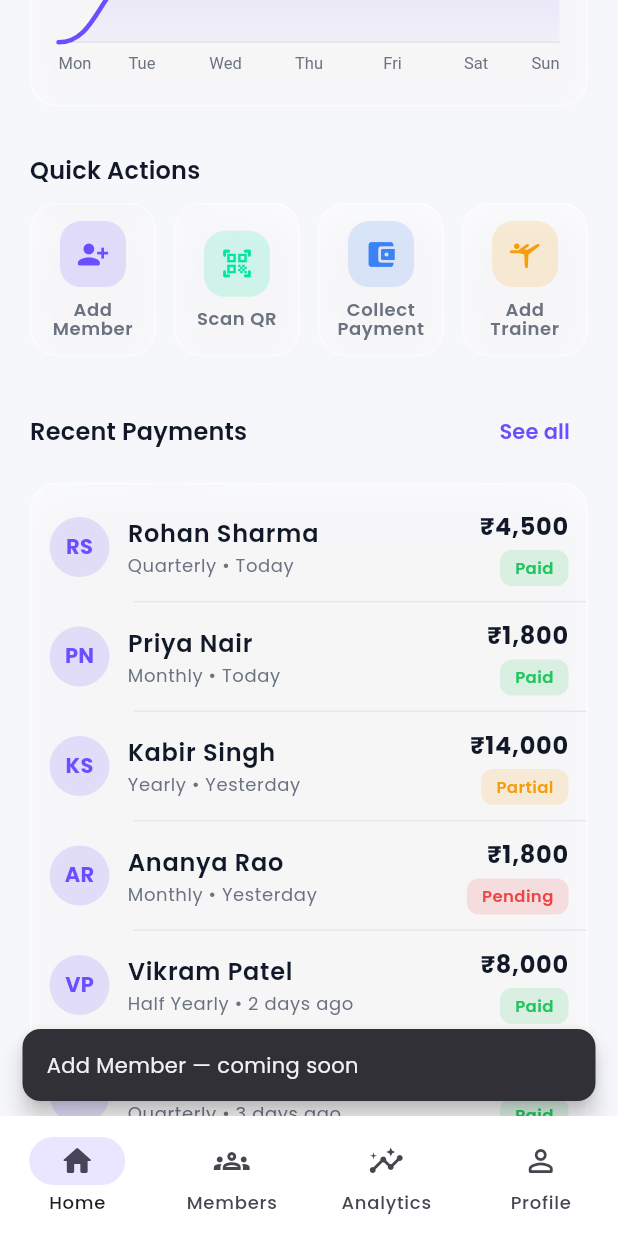
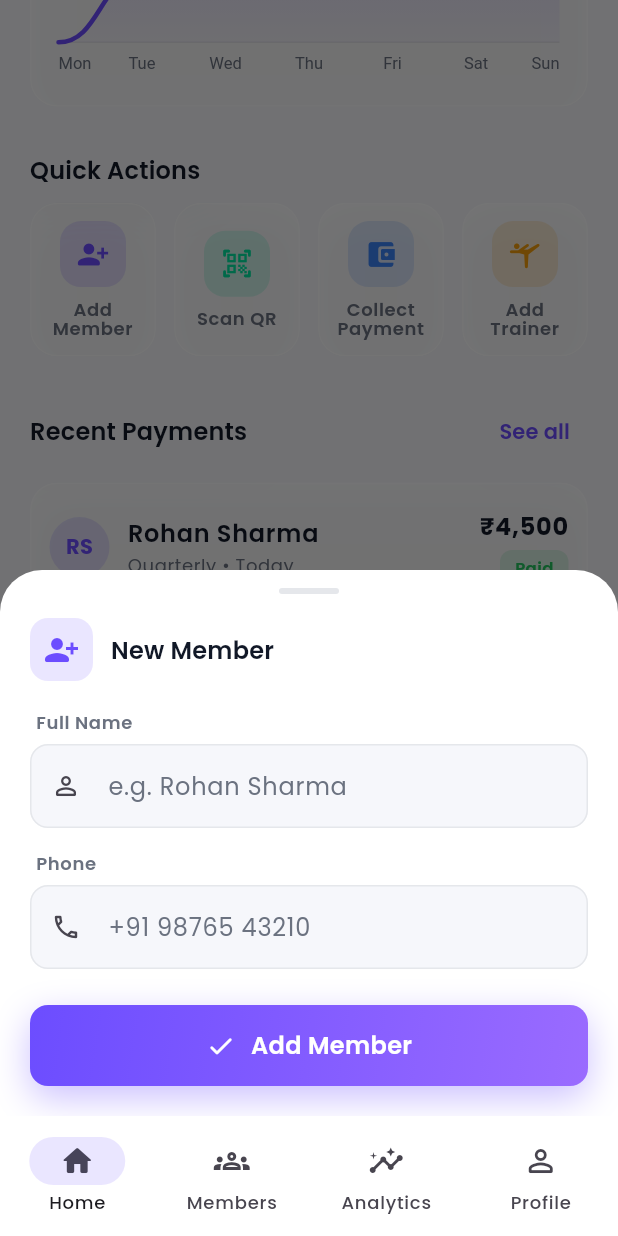
Before and after one commit to badajatiyanishant/GymOs, a Flutter app: the DashboardScreen screen opened by its route, scrolled down 576 dp, after a tap on "Add Member", on a phone screen of 412 x 824 dp. Run offline on Flutter 3.47's test engine with Material 3 defaults, Android fonts, the phone set to English and light mode, and no system bars; our stand-ins replace cached_network_image, firebase_core, flutter_riverpod, go_router, google_fonts, shared_preferences; accounts and stored records are empty.

Commit message:
feat(ui): polish demo with animations, responsive layout and interactive dialogs
- Add skeleton shimmer loading (SkeletonLoader, DemoLoad) on dashboard
- Add FadeInUp/StaggeredColumn entrance animations across tabs
- Add ResponsiveCenter for tablet/desktop/web widths
- Wire Add Member bottom sheet and notifications sheet into buttons
- Fix login footer overflow on narrow screens (Row -> Wrap)

Co-Authored-By: Claude Fable 5 <noreply@anthropic.com>

```diff
--- /dev/null
+++ b/lib/core/widgets/demo_dialogs.dart
@@ -0,0 +1,197 @@
+import 'package:flutter/material.dart';
+
+import '../theme/app_colors.dart';
+import '../utils/extensions.dart';
+import '../utils/validators.dart';
+import 'app_text_field.dart';
+import 'gradient_button.dart';
+
+/// Reusable, polished demo dialogs and sheets. They don't persist anything —
+/// they exist so every button in the prototype leads somewhere that feels real
+/// during a walkthrough.
+class DemoDialogs {
+  DemoDialogs._();
+
+  /// Bottom sheet with a small "Add Member" form. On submit it closes and
+  /// confirms with a snackbar (no data is stored).
+  static Future<void> addMember(BuildContext context) {
+    return showModalBottomSheet<void>(
+      context: context,
+      isScrollControlled: true,
+      backgroundColor: Theme.of(context).colorScheme.surface,
+      shape: const RoundedRectangleBorder(
+        borderRadius: BorderRadius.vertical(top: Radius.circular(28)),
+      ),
+      builder: (context) => const _AddMemberSheet(),
+    );
+  }
+
+  /// Notifications preview sheet with a few realistic demo items.
+  static Future<void> notifications(BuildContext context) {
+    return showModalBottomSheet<void>(
+      context: context,
+      backgroundColor: Theme.of(context).colorScheme.surface,
+      shape: const RoundedRectangleBorder(
+        borderRadius: BorderRadius.vertical(top: Radius.circular(28)),
+      ),
+      builder: (context) => const _NotificationsSheet(),
+    );
+  }
+}
+
+class _SheetHandle extends StatelessWidget {
+  const _SheetHandle();
+
+  @override
+  Widget build(BuildContext context) {
+    return Container(
+      width: 40,
+      height: 4,
+      margin: const EdgeInsets.only(bottom: 16),
+      decoration: BoxDecoration(
+        color: Theme.of(context).dividerTheme.color,
+        borderRadius: BorderRadius.circular(2),
+      ),
+    );
+  }
+}
+
+class _AddMemberSheet extends StatefulWidget {
+  const _AddMemberSheet();
+
+  @override
+  State<_AddMemberSheet> createState() => _AddMemberSheetState();
+}
+
+class _AddMemberSheetState extends State<_AddMemberSheet> {
+  final _formKey = GlobalKey<FormState>();
+  final _name = TextEditingController();
+  final _phone = TextEditingController();
+  bool _saving = false;
+
+  @override
+  void dispose() {
+    _name.dispose();
+    _phone.dispose();
+    super.dispose();
+  }
+
+  Future<void> _save() async {
+    if (!_formKey.currentState!.validate()) return;
+    setState(() => _saving = true);
+    await Future<void>.delayed(const Duration(milliseconds: 800));
+    if (!mounted) return;
+    final name = _name.text.trim();
+    Navigator.of(context).pop();
+    context.showSnack('$name added to members');
+  }
+
+  @override
+  Widget build(BuildContext context) {
+    final bottomInset = MediaQuery.viewInsetsOf(context).bottom;
+    return Padding(
+      padding: EdgeInsets.fromLTRB(20, 12, 20, 20 + bottomInset),
+      child: Form(
+        key: _formKey,
+        child: Column(
+          mainAxisSize: MainAxisSize.min,
+          crossAxisAlignment: CrossAxisAlignment.stretch,
+          children: [
+            const Center(child: _SheetHandle()),
+            Row(
+              children: [
+                Container(
+                  height: 42,
+                  width: 42,
+                  decoration: BoxDecoration(
+                    color: AppColors.primary.withValues(alpha: 0.14),
+                    borderRadius: BorderRadius.circular(12),
+                  ),
+                  child: const Icon(Icons.person_add_alt_1_rounded,
+                      color: AppColors.primary),
+                ),
+                const SizedBox(width: 12),
+                Text('New Member', style: context.text.titleMedium),
+              ],
+            ),
+            const SizedBox(height: 20),
+            AppTextField(
+              label: 'Full Name',
+              hint: 'e.g. Rohan Sharma',
+              icon: Icons.person_outline_rounded,
+              controller: _name,
+              textCapitalization: TextCapitalization.words,
+              validator: (v) => Validators.requiredField(v, 'Name'),
+            ),
+            const SizedBox(height: 16),
+            AppTextField(
+              label: 'Phone',
+              hint: '+91 98765 43210',
+              icon: Icons.phone_outlined,
+              controller: _phone,
+              keyboardType: TextInputType.phone,
+              textInputAction: TextInputAction.done,
+              validator: Validators.phone,
+            ),
+            const SizedBox(height: 24),
+            GradientButton(
+              label: 'Add Member',
+              icon: Icons.check_rounded,
+              loading: _saving,
+              onPressed: _save,
+            ),
+          ],
+        ),
+      ),
+    );
+  }
+}
+
+class _NotificationsSheet extends StatelessWidget {
+  const _NotificationsSheet();
+
+  static const _items = [
+    _Notif('Ananya Rao', 'Membership expires in 3 days',
+        Icons.warning_amber_rounded, AppColors.warning),
+    _Notif('Payment received', 'Rohan Sharma paid ₹4,500',
+        Icons.payments_rounded, AppColors.success),
+    _Notif('New sign-up', 'Divya Menon joined today',
+        Icons.person_add_alt_1_rounded, AppColors.primary),
+  ];
+
+  @override
+  Widget build(BuildContext context) {
+    return SafeArea(
+      child: Padding(
+        padding: const EdgeInsets.fromLTRB(20, 12, 20, 20),
+        child: Column(
+          mainAxisSize: MainAxisSize.min,
+          crossAxisAlignment: CrossAxisAlignment.stretch,
+          children: [
+            const Center(child: _SheetHandle()),
+            Text('Notifications', style: context.text.titleMedium),
+            const SizedBox(height: 12),
+            for (final n in _items)
+              ListTile(
+                contentPadding: EdgeInsets.zero,
+                leading: CircleAvatar(
+                  backgroundColor: n.color.withValues(alpha: 0.14),
+                  child: Icon(n.icon, color: n.color, size: 20),
+                ),
+                title: Text(n.title, style: context.text.bodyLarge),
+                subtitle: Text(n.subtitle, style: context.text.bodySmall),
+              ),
+          ],
+        ),
+      ),
+    );
+  }
+}
+
+class _Notif {
+  final String title;
+  final String subtitle;
+  final IconData icon;
+  final Color color;
+  const _Notif(this.title, this.subtitle, this.icon, this.color);
+}
--- /dev/null
+++ b/lib/core/widgets/demo_load.dart
@@ -0,0 +1,47 @@
+import 'package:flutter/material.dart';
+
+import 'skeleton_loader.dart';
+
+/// Simulates a short network fetch for the demo: shows [skeleton] for [delay],
+/// then reveals [builder] with a soft cross-fade. Centralizes the "content is
+/// loading" illusion so individual screens don't each reimplement it.
+class DemoLoad extends StatefulWidget {
+  final Widget skeleton;
+  final WidgetBuilder builder;
+  final Duration delay;
+
+  const DemoLoad({
+    super.key,
+    required this.skeleton,
+    required this.builder,
+    this.delay = const Duration(milliseconds: 700),
+  });
+
+  @override
+  State<DemoLoad> createState() => _DemoLoadState();
+}
+
+class _DemoLoadState extends State<DemoLoad> {
+  bool _loading = true;
+
+  @override
+  void initState() {
+    super.initState();
+    Future<void>.delayed(widget.delay, () {
+      if (mounted) setState(() => _loading = false);
+    });
+  }
+
+  @override
+  Widget build(BuildContext context) {
+    return AnimatedSwitcher(
+      duration: const Duration(milliseconds: 350),
+      child: _loading
+          ? SkeletonLoader(key: const ValueKey('skeleton'), child: widget.skeleton)
+          : KeyedSubtree(
+              key: const ValueKey('content'),
+              child: widget.builder(context),
+            ),
+    );
+  }
+}
--- /dev/null
+++ b/lib/core/widgets/fade_in_up.dart
@@ -0,0 +1,89 @@
+import 'package:flutter/material.dart';
+
+/// Entrance animation that fades a child in while sliding it up a few pixels.
+/// Pass an increasing [delay] to successive items for a staggered reveal that
+/// makes lists and dashboards feel alive on first paint.
+class FadeInUp extends StatefulWidget {
+  final Widget child;
+  final Duration delay;
+  final Duration duration;
+  final double offset;
+
+  const FadeInUp({
+    super.key,
+    required this.child,
+    this.delay = Duration.zero,
+    this.duration = const Duration(milliseconds: 420),
+    this.offset = 24,
+  });
+
+  @override
+  State<FadeInUp> createState() => _FadeInUpState();
+}
+
+class _FadeInUpState extends State<FadeInUp>
+    with SingleTickerProviderStateMixin {
+  late final AnimationController _controller = AnimationController(
+    vsync: this,
+    duration: widget.duration,
+  );
+  late final Animation<double> _fade = CurvedAnimation(
+    parent: _controller,
+    curve: Curves.easeOut,
+  );
+  late final Animation<Offset> _slide = Tween<Offset>(
+    begin: Offset(0, widget.offset / 100),
+    end: Offset.zero,
+  ).animate(CurvedAnimation(parent: _controller, curve: Curves.easeOutCubic));
+
+  @override
+  void initState() {
+    super.initState();
+    if (widget.delay == Duration.zero) {
+      _controller.forward();
+    } else {
+      Future<void>.delayed(widget.delay, () {
+        if (mounted) _controller.forward();
+      });
+    }
+  }
+
+  @override
+  void dispose() {
+    _controller.dispose();
+    super.dispose();
+  }
+
+  @override
+  Widget build(BuildContext context) {
+    return FadeTransition(
+      opacity: _fade,
+      child: SlideTransition(position: _slide, child: widget.child),
+    );
+  }
+}
+
+/// Staggers a list of children with an incremental [step] delay between each.
+class StaggeredColumn extends StatelessWidget {
+  final List<Widget> children;
+  final Duration step;
+  final CrossAxisAlignment crossAxisAlignment;
+
+  const StaggeredColumn({
+    super.key,
+    required this.children,
+    this.step = const Duration(milliseconds: 70),
+    this.crossAxisAlignment = CrossAxisAlignment.stretch,
+  });
+
+  @override
+  Widget build(BuildContext context) {
+    return Column(
+      crossAxisAlignment: crossAxisAlignment,
+      children: [
+        for (var i = 0; i < children.length; i++)
+          FadeInUp(delay: step * i, child: children[i]),
+      ],
+    );
+  }
+}
--- /dev/null
+++ b/lib/core/widgets/responsive_center.dart
@@ -0,0 +1,30 @@
+import 'package:flutter/material.dart';
+
+import '../constants/app_constants.dart';
+
+/// Constrains content to a comfortable reading width and centers it on wide
+/// (tablet/desktop/web) viewports, while staying edge-to-edge on phones. Keeps
+/// the mobile-first layouts looking intentional on large screens.
+class ResponsiveCenter extends StatelessWidget {
+  final Widget child;
+  final double maxWidth;
+  final EdgeInsetsGeometry padding;
+
+  const ResponsiveCenter({
+    super.key,
+    required this.child,
+    this.maxWidth = AppConstants.tabletBreakpoint,
+    this.padding = EdgeInsets.zero,
+  });
+
+  @override
+  Widget build(BuildContext context) {
+    return Align(
+      alignment: Alignment.topCenter,
+      child: ConstrainedBox(
+        constraints: BoxConstraints(maxWidth: maxWidth),
+        child: Padding(padding: padding, child: child),
+      ),
+    );
+  }
+}
--- /dev/null
+++ b/lib/core/widgets/skeleton_loader.dart
@@ -0,0 +1,98 @@
+import 'package:flutter/material.dart';
+
+/// Animated shimmer skeleton used for loading placeholders, giving screens a
+/// premium "content is arriving" feel instead of a bare spinner.
+///
+/// Wrap any grey [Skeleton] blocks in a single [SkeletonLoader] so they share
+/// one synchronized sweep.
+class SkeletonLoader extends StatefulWidget {
+  final Widget child;
+  const SkeletonLoader({super.key, required this.child});
+
+  @override
+  State<SkeletonLoader> createState() => _SkeletonLoaderState();
+}
+
+class _SkeletonLoaderState extends State<SkeletonLoader>
+    with SingleTickerProviderStateMixin {
+  late final AnimationController _controller = AnimationController(
+    vsync: this,
+    duration: const Duration(milliseconds: 1200),
+  )..repeat();
+
+  @override
+  void dispose() {
+    _controller.dispose();
+    super.dispose();
+  }
+
+  @override
+  Widget build(BuildContext context) {
+    final isDark = Theme.of(context).brightness == Brightness.dark;
+    final base = isDark
+        ? Colors.white.withValues(alpha: 0.06)
+        : Colors.black.withValues(alpha: 0.05);
+    final highlight = isDark
+        ? Colors.white.withValues(alpha: 0.14)
+        : Colors.black.withValues(alpha: 0.02);
+
+    return AnimatedBuilder(
+      animation: _controller,
+      builder: (context, child) {
+        return ShaderMask(
+          blendMode: BlendMode.srcATop,
+          shaderCallback: (rect) {
+            return LinearGradient(
+              begin: Alignment.centerLeft,
+              end: Alignment.centerRight,
+              colors: [base, highlight, base],
+              stops: const [0.1, 0.5, 0.9],
+              transform: _SlideGradient(_controller.value),
+            ).createShader(rect);
+          },
+          child: child,
+        );
+      },
+      child: widget.child,
+    );
+  }
+}
+
+/// Translates the shimmer gradient horizontally as the controller advances.
+class _SlideGradient extends GradientTransform {
+  final double progress;
+  const _SlideGradient(this.progress);
+
+  @override
+  Matrix4 transform(Rect bounds, {TextDirection? textDirection}) {
+    final dx = (progress * 2 - 1) * bounds.width;
+    return Matrix4.translationValues(dx, 0, 0);
+  }
+}
+
+/// A single rounded grey block. Compose several inside a [SkeletonLoader].
+class Skeleton extends StatelessWidget {
+  final double? width;
+  final double height;
+  final double radius;
+
+  const Skeleton({
+    super.key,
+    this.width,
+    this.height = 16,
+    this.radius = 8,
+  });
+
+  @override
+  Widget build(BuildContext context) {
+    final isDark = Theme.of(context).brightness == Brightness.dark;
+    return Container(
+      width: width,
+      height: height,
+      decoration: BoxDecoration(
+        color: isDark ? Colors.white : Colors.black,
+        borderRadius: BorderRadius.circular(radius),
+      ),
+    );
+  }
+}
--- a/lib/features/analytics/screens/analytics_screen.dart
+++ b/lib/features/analytics/screens/analytics_screen.dart
@@ -3,7 +3,9 @@ import 'package:flutter/material.dart';
 import '../../../core/theme/app_colors.dart';
 import '../../../core/utils/extensions.dart';
 import '../../../core/widgets/charts.dart';
+import '../../../core/widgets/fade_in_up.dart';
 import '../../../core/widgets/glass_card.dart';
+import '../../../core/widgets/responsive_center.dart';
 import '../../../core/widgets/section_header.dart';
 import '../../../core/widgets/stat_card.dart';
 import '../../demo/demo_data.dart';
@@ -19,10 +21,12 @@ class AnalyticsScreen extends StatelessWidget {
     return Scaffold(
       body: SafeArea(
         bottom: false,
-        child: CustomScrollView(
-          slivers: [
-            SliverToBoxAdapter(
-              child: Padding(
+        child: SingleChildScrollView(
+          child: ResponsiveCenter(
+            child: Column(
+              crossAxisAlignment: CrossAxisAlignment.stretch,
+              children: [
+                Padding(
                   padding: const EdgeInsets.fromLTRB(20, 12, 20, 4),
                   child: Row(
                     children: [
@@ -32,10 +36,10 @@ class AnalyticsScreen extends StatelessWidget {
                     ],
                   ),
                 ),
-            ),
-            SliverPadding(
+                Padding(
                   padding: const EdgeInsets.fromLTRB(20, 12, 20, 32),
-              sliver: SliverList.list(
+                  child: StaggeredColumn(
+                    step: const Duration(milliseconds: 90),
                     children: [
                       const _GrowthCards(),
                       const SizedBox(height: 24),
@@ -92,6 +96,8 @@ class AnalyticsScreen extends StatelessWidget {
                   ),
                 ),
               ],
+            ),
+          ),
         ),
       ),
     );
--- a/lib/features/auth/screens/login_screen.dart
+++ b/lib/features/auth/screens/login_screen.dart
@@ -94,8 +94,9 @@ class _LoginScreenState extends State<LoginScreen> {
               onPressed: () => context.go(RoutePaths.dashboard),
             ),
             const SizedBox(height: 28),
-            Row(
-              mainAxisAlignment: MainAxisAlignment.center,
+            Wrap(
+              alignment: WrapAlignment.center,
+              crossAxisAlignment: WrapCrossAlignment.center,
               children: [
                 Text(
                   "Don't have an account?",
--- a/lib/features/dashboard/screens/dashboard_screen.dart
+++ b/lib/features/dashboard/screens/dashboard_screen.dart
@@ -4,8 +4,12 @@ import '../../../core/theme/app_colors.dart';
 import '../../../core/utils/extensions.dart';
 import '../../../core/utils/formatters.dart';
 import '../../../core/widgets/charts.dart';
+import '../../../core/widgets/demo_load.dart';
+import '../../../core/widgets/fade_in_up.dart';
 import '../../../core/widgets/glass_card.dart';
+import '../../../core/widgets/responsive_center.dart';
 import '../../../core/widgets/section_header.dart';
+import '../../../core/widgets/skeleton_loader.dart';
 import '../../../core/widgets/stat_card.dart';
 import '../../../core/widgets/status_pill.dart';
 import '../../../core/widgets/user_avatar.dart';
@@ -24,12 +28,21 @@ class DashboardScreen extends StatelessWidget {
     return Scaffold(
       body: SafeArea(
         bottom: false,
-        child: CustomScrollView(
-          slivers: [
-            const SliverToBoxAdapter(child: DashboardHeader()),
-            SliverPadding(
-              padding: const EdgeInsets.fromLTRB(20, 4, 20, 24),
-              sliver: SliverList.list(
+        child: RefreshIndicator(
+          onRefresh: () => Future<void>.delayed(
+            const Duration(milliseconds: 700),
+          ),
+          child: SingleChildScrollView(
+            physics: const AlwaysScrollableScrollPhysics(),
+            child: ResponsiveCenter(
+              child: Column(
+                children: [
+                  const DashboardHeader(),
+                  Padding(
+                    padding: const EdgeInsets.fromLTRB(20, 4, 20, 32),
+                    child: DemoLoad(
+                      skeleton: const _DashboardSkeleton(),
+                      builder: (context) => StaggeredColumn(
                         children: [
                           const _StatGrid(),
                           const SizedBox(height: 24),
@@ -42,14 +55,19 @@ class DashboardScreen extends StatelessWidget {
                           SectionHeader(
                             title: 'Recent Payments',
                             actionLabel: 'See all',
-                    onAction: () {},
+                            onAction: () => context.showSnack(
+                                'Payments — full history coming soon'),
                           ),
                           const SizedBox(height: 4),
                           const _RecentPayments(),
                         ],
                       ),
                     ),
+                  ),
                 ],
+              ),
+            ),
+          ),
         ),
       ),
     );
@@ -237,3 +255,63 @@ class _PaymentTile extends StatelessWidget {
     );
   }
 }
+
+/// Loading placeholder mirroring the dashboard's rough shape (KPI grid, chart,
+/// list) so the transition to real content feels seamless.
+class _DashboardSkeleton extends StatelessWidget {
+  const _DashboardSkeleton();
+
+  @override
+  Widget build(BuildContext context) {
+    return Column(
+      crossAxisAlignment: CrossAxisAlignment.stretch,
+      children: [
+        GridView.count(
+          crossAxisCount: 2,
+          shrinkWrap: true,
+          physics: const NeverScrollableScrollPhysics(),
+          mainAxisSpacing: 14,
+          crossAxisSpacing: 14,
+          childAspectRatio: 1.35,
+          children: const [
+            _SkeletonCard(),
+            _SkeletonCard(),
+            _SkeletonCard(),
+            _SkeletonCard(),
+          ],
+        ),
+        const SizedBox(height: 24),
+        const Skeleton(height: 220, radius: 18),
+        const SizedBox(height: 24),
+        const Skeleton(height: 96, radius: 18),
+        const SizedBox(height: 24),
+        const Skeleton(height: 260, radius: 18),
+      ],
+    );
+  }
+}
+
+class _SkeletonCard extends StatelessWidget {
+  const _SkeletonCard();
+
+  @override
+  Widget build(BuildContext context) {
+    return Container(
+      padding: const EdgeInsets.all(16),
+      decoration: BoxDecoration(
+        border: Border.all(color: Theme.of(context).dividerTheme.color ?? Colors.grey),
+        borderRadius: BorderRadius.circular(18),
+      ),
+      child: const Column(
+        crossAxisAlignment: CrossAxisAlignment.start,
+        children: [
+          Skeleton(height: 42, width: 42, radius: 12),
+          Spacer(),
+          Skeleton(height: 22, width: 80),
+          SizedBox(height: 8),
+          Skeleton(height: 12, width: 60),
+        ],
+      ),
+    );
+  }
+}
--- a/lib/features/dashboard/screens/widgets/dashboard_header.dart
+++ b/lib/features/dashboard/screens/widgets/dashboard_header.dart
@@ -2,6 +2,7 @@ import 'package:flutter/material.dart';
 
 import '../../../../core/theme/app_colors.dart';
 import '../../../../core/utils/extensions.dart';
+import '../../../../core/widgets/demo_dialogs.dart';
 import '../../../demo/demo_data.dart';
 
 /// Dashboard greeting header: gym logo mark, gym name, a welcome line and a
@@ -45,7 +46,7 @@ class DashboardHeader extends StatelessWidget {
               ],
             ),
           ),
-          _NotificationButton(onPressed: () {}),
+          _NotificationButton(onPressed: () => DemoDialogs.notifications(context)),
         ],
       ),
     );
--- a/lib/features/dashboard/screens/widgets/quick_actions.dart
+++ b/lib/features/dashboard/screens/widgets/quick_actions.dart
@@ -2,6 +2,7 @@ import 'package:flutter/material.dart';
 
 import '../../../../core/theme/app_colors.dart';
 import '../../../../core/utils/extensions.dart';
+import '../../../../core/widgets/demo_dialogs.dart';
 import '../../../../core/widgets/glass_card.dart';
 
 /// The four primary owner shortcuts (Add Member, Scan QR, Collect Payment, Add
@@ -17,6 +18,14 @@ class QuickActions extends StatelessWidget {
     _Action('Add Trainer', Icons.sports_gymnastics_rounded, AppColors.warning),
   ];
 
+  void _handle(BuildContext context, _Action action) {
+    if (action.label == 'Add Member') {
+      DemoDialogs.addMember(context);
+    } else {
+      context.showSnack('${action.label} — coming soon');
+    }
+  }
+
   @override
   Widget build(BuildContext context) {
     return GridView.count(
@@ -30,7 +39,7 @@ class QuickActions extends StatelessWidget {
         for (final a in _actions)
           _ActionTile(
             action: a,
-            onTap: () => context.showSnack('${a.label} — coming soon'),
+            onTap: () => _handle(context, a),
           ),
       ],
     );
--- a/lib/features/members/screens/members_screen.dart
+++ b/lib/features/members/screens/members_screen.dart
@@ -4,7 +4,10 @@ import '../../../core/constants/enums.dart';
 import '../../../core/theme/app_colors.dart';
 import '../../../core/utils/extensions.dart';
 import '../../../core/utils/formatters.dart';
+import '../../../core/widgets/demo_dialogs.dart';
+import '../../../core/widgets/fade_in_up.dart';
 import '../../../core/widgets/glass_card.dart';
+import '../../../core/widgets/responsive_center.dart';
 import '../../../core/widgets/state_views.dart';
 import '../../../core/widgets/status_pill.dart';
 import '../../../core/widgets/user_avatar.dart';
@@ -50,7 +53,7 @@ class _MembersScreenState extends State<MembersScreen> {
     final members = _filtered;
     return Scaffold(
       floatingActionButton: FloatingActionButton.extended(
-        onPressed: () => context.showSnack('Add Member — coming soon'),
+        onPressed: () => DemoDialogs.addMember(context),
         backgroundColor: AppColors.primary,
         foregroundColor: Colors.white,
         icon: const Icon(Icons.person_add_alt_1_rounded),
@@ -58,8 +61,9 @@ class _MembersScreenState extends State<MembersScreen> {
       ),
       body: SafeArea(
         bottom: false,
-        child: Column(
-          children: [
+        child: ResponsiveCenter(
+          child: Column(
+            children: [
             Padding(
               padding: const EdgeInsets.fromLTRB(20, 12, 20, 0),
               child: Row(
@@ -109,11 +113,15 @@ class _MembersScreenState extends State<MembersScreen> {
                       padding: const EdgeInsets.fromLTRB(20, 4, 20, 100),
                       itemCount: members.length,
                       separatorBuilder: (_, __) => const SizedBox(height: 12),
-                      itemBuilder: (context, i) =>
-                          _MemberCard(member: members[i]),
+                      itemBuilder: (context, i) => FadeInUp(
+                        key: ValueKey(members[i].name),
+                        delay: Duration(milliseconds: 40 * i),
+                        child: _MemberCard(member: members[i]),
+                      ),
                     ),
             ),
           ],
+          ),
         ),
       ),
     );
```
Lines whose indentation alone changed are shown as unchanged.
